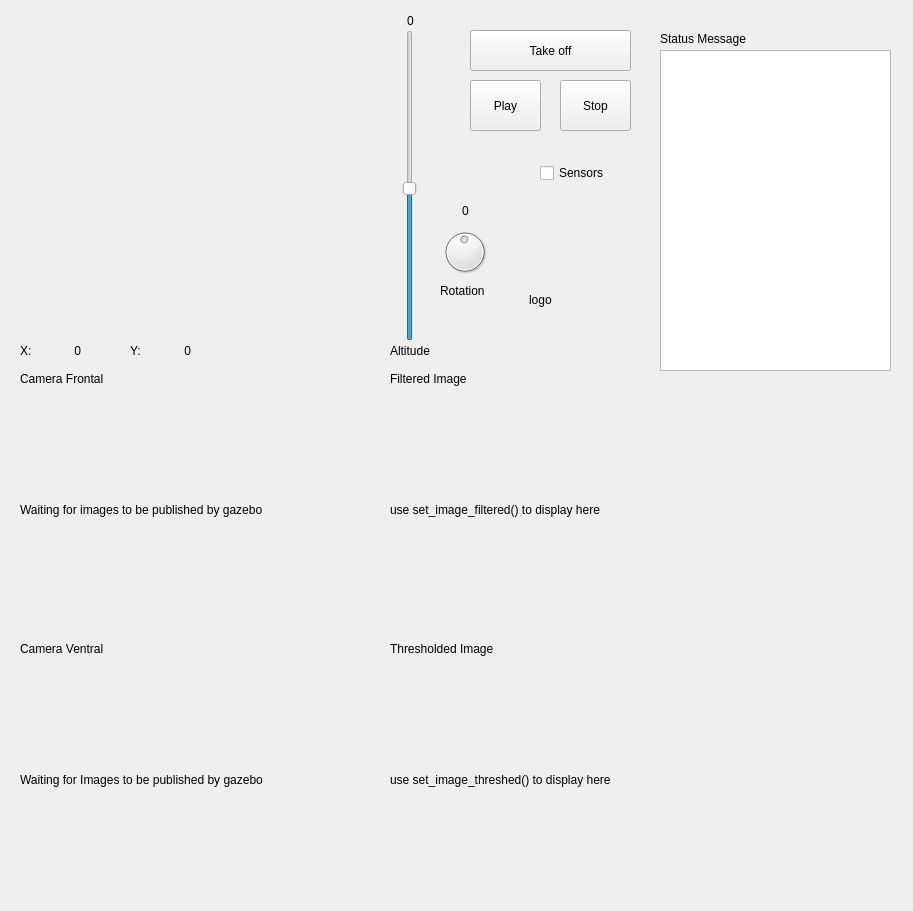
Qt form rqt_drone_teleop/resource/DroneTeleop.ui (JdeRobot/drones) before a commit.
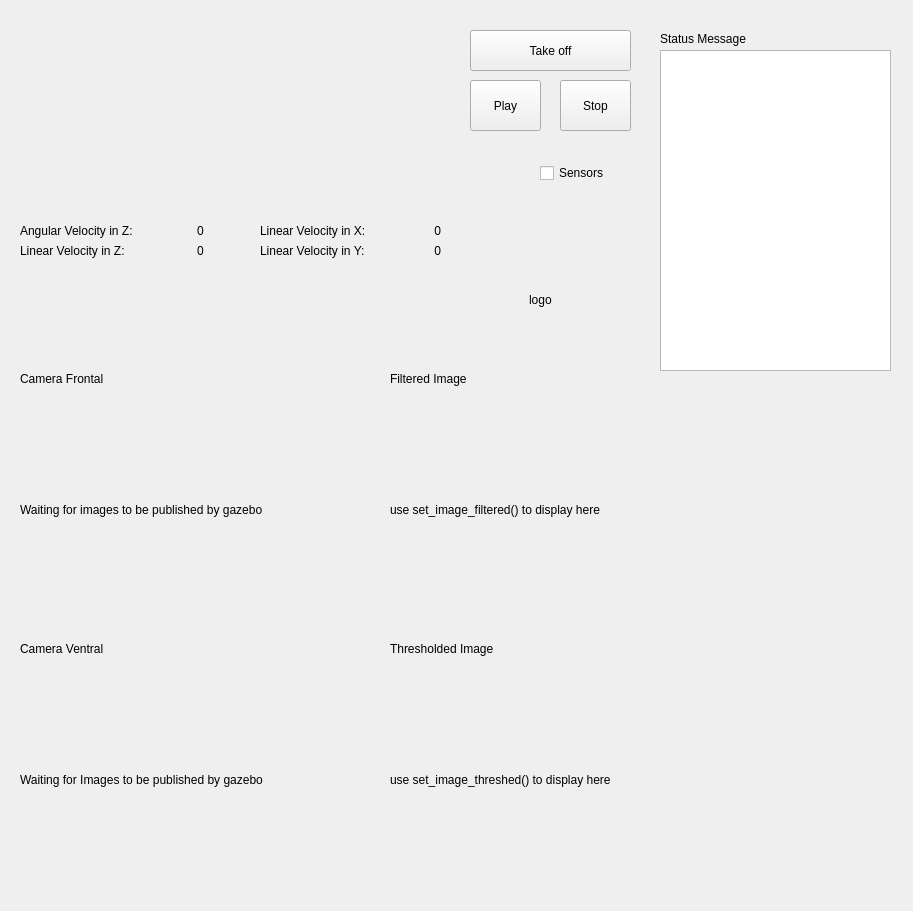
The same form after that commit. Icons and pictures are not drawn.

Commit message: added mode 2 sticks

The edit to the form file:
```diff
--- a/rqt_drone_teleop/resource/DroneTeleop.ui
+++ b/rqt_drone_teleop/resource/DroneTeleop.ui
@@ -38,25 +38,6 @@
     <string>Take off</string>
    </property>
   </widget>
-  <widget class="QSlider" name="altdSlider">
-   <property name="geometry">
-    <rect>
-     <x>400</x>
-     <y>30</y>
-     <width>19</width>
-     <height>311</height>
-    </rect>
-   </property>
-   <property name="maximum">
-    <number>100</number>
-   </property>
-   <property name="value">
-    <number>49</number>
-   </property>
-   <property name="orientation">
-    <enum>Qt::Vertical</enum>
-   </property>
-  </widget>
   <widget class="QPushButton" name="playButton">
    <property name="geometry">
     <rect>
@@ -107,87 +88,75 @@
   <widget class="QLabel" name="altdLabel">
    <property name="geometry">
     <rect>
-     <x>390</x>
-     <y>340</y>
-     <width>61</width>
+     <x>20</x>
+     <y>240</y>
+     <width>141</width>
      <height>21</height>
     </rect>
    </property>
    <property name="text">
-    <string>Altitude</string>
+    <string>Linear Velocity in Z: </string>
    </property>
   </widget>
   <widget class="QWidget" name="verticalLayoutWidget">
    <property name="geometry">
     <rect>
-     <x>20</x>
-     <y>30</y>
-     <width>361</width>
-     <height>301</height>
+     <x>250</x>
+     <y>20</y>
+     <width>201</width>
+     <height>201</height>
     </rect>
    </property>
-   <layout class="QVBoxLayout" name="tlLayout"/>
-  </widget>
-  <widget class="QDial" name="rotationDial">
-   <property name="geometry">
-    <rect>
-     <x>440</x>
-     <y>220</y>
-     <width>50</width>
-     <height>64</height>
-    </rect>
-   </property>
-   <property name="maximum">
-    <number>100</number>
-   </property>
-   <property name="value">
-    <number>49</number>
-   </property>
+   <layout class="QVBoxLayout" name="tlLayout">
+    <property name="sizeConstraint">
+     <enum>QLayout::SetMinimumSize</enum>
+    </property>
+   </layout>
   </widget>
   <widget class="QLabel" name="rotationLabel">
    <property name="geometry">
     <rect>
-     <x>440</x>
-     <y>280</y>
-     <width>65</width>
+     <x>20</x>
+     <y>220</y>
+     <width>151</width>
      <height>21</height>
     </rect>
    </property>
    <property name="text">
-    <string>Rotation</string>
+    <string>Angular Velocity in Z:</string>
    </property>
   </widget>
   <widget class="QLabel" name="XLabel">
    <property name="geometry">
     <rect>
-     <x>20</x>
-     <y>340</y>
-     <width>21</width>
+     <x>260</x>
+     <y>220</y>
+     <width>141</width>
      <height>21</height>
     </rect>
    </property>
    <property name="text">
-    <string>X:</string>
+    <string>Linear Velocity in X:</string>
    </property>
   </widget>
   <widget class="QLabel" name="YLabel">
    <property name="geometry">
     <rect>
-     <x>130</x>
-     <y>340</y>
-     <width>21</width>
+     <x>260</x>
+     <y>240</y>
+     <width>141</width>
      <height>21</height>
     </rect>
    </property>
    <property name="text">
-    <string>Y:</string>
+    <string>Linear Velocity in Y: </string>
    </property>
   </widget>
   <widget class="QLabel" name="XValue">
    <property name="geometry">
     <rect>
-     <x>40</x>
-     <y>340</y>
+     <x>400</x>
+     <y>220</y>
      <width>41</width>
      <height>21</height>
     </rect>
@@ -202,8 +171,8 @@
   <widget class="QLabel" name="YValue">
    <property name="geometry">
     <rect>
-     <x>150</x>
-     <y>340</y>
+     <x>400</x>
+     <y>240</y>
      <width>41</width>
      <height>21</height>
     </rect>
@@ -218,8 +187,8 @@
   <widget class="QLabel" name="altdValue">
    <property name="geometry">
     <rect>
-     <x>390</x>
-     <y>10</y>
+     <x>180</x>
+     <y>240</y>
      <width>41</width>
      <height>21</height>
     </rect>
@@ -234,8 +203,8 @@
   <widget class="QLabel" name="rotValue">
    <property name="geometry">
     <rect>
-     <x>445</x>
-     <y>200</y>
+     <x>180</x>
+     <y>220</y>
      <width>41</width>
      <height>21</height>
     </rect>
```
Left out of the diff: 15 changed lines with no effect on the pictures. The commit also changes 2 other files.
